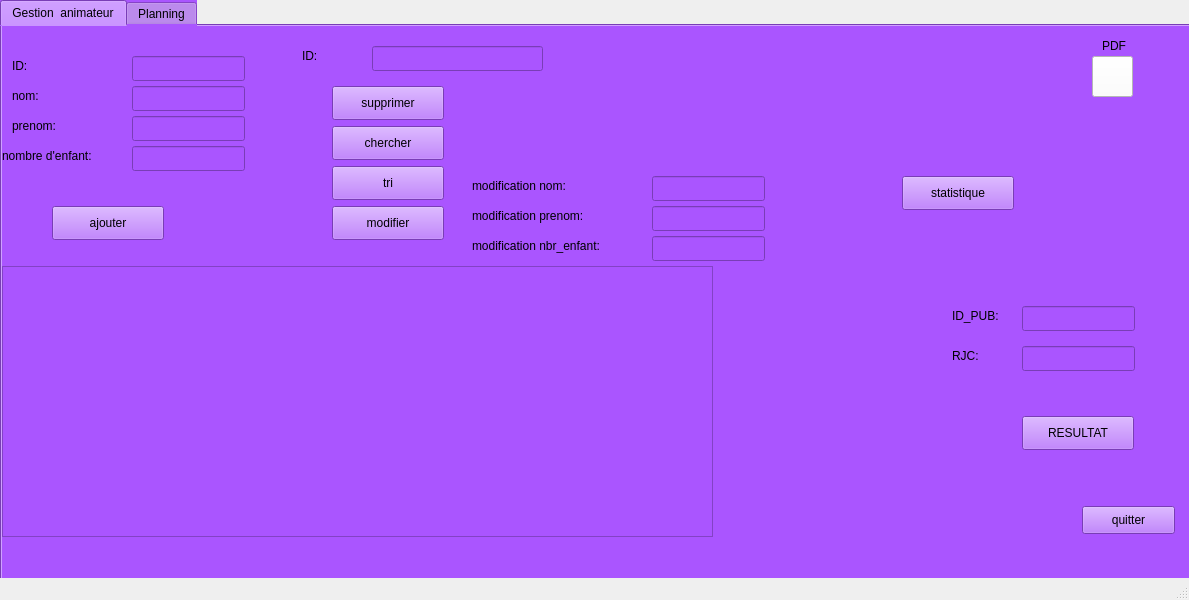
First picture: the form in gestionanimateur/gestion_animateur.ui, repository dina-boughanmi/projet-C-, before the edit.
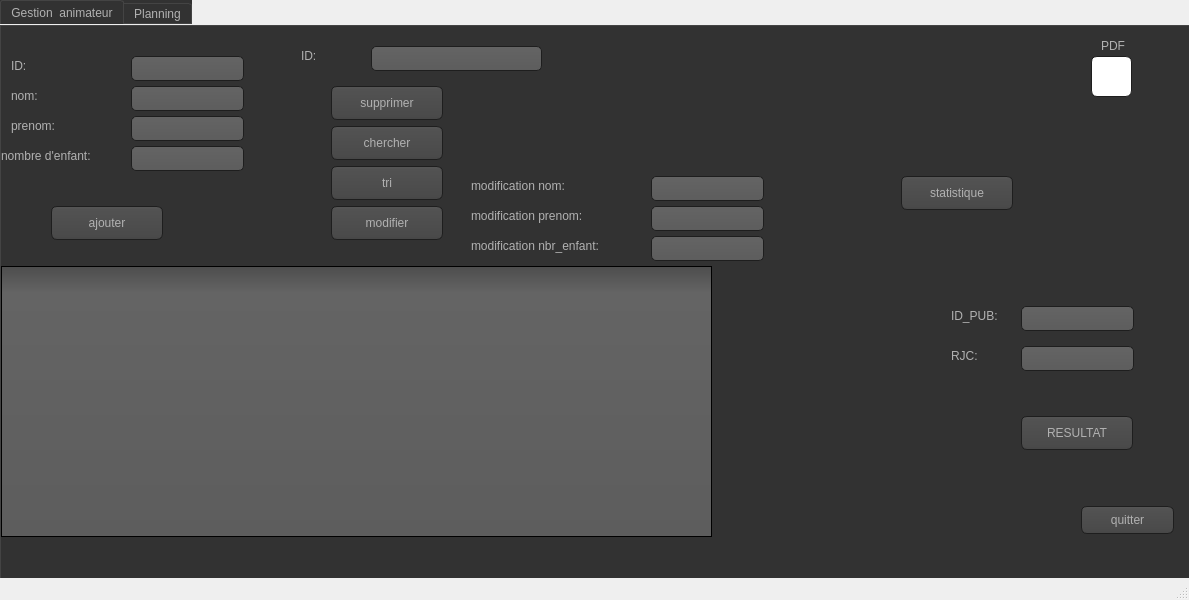
Second picture: the form after the edit. Icons and pictures are not drawn.

Patch:
```diff
--- a/gestionanimateur/gestion_animateur.ui
+++ b/gestionanimateur/gestion_animateur.ui
@@ -24,7 +24,472 @@
      </rect>
     </property>
     <property name="styleSheet">
-     <string notr="true">background-color: rgb(170, 85, 255);</string>
+     <string notr="true">QCheckBox::indicator:checked, QRadioButton::indicator:checked
+{
+    border: 1px solid #444;
+       background-color: #3995D7;
+}
+
+
+QToolTip
+{
+     border: 1px solid black;
+     background-color:#3995D7;
+     padding: 1px;
+     border-radius: 3px;
+     opacity: 100;
+}
+
+QWidget
+{
+    color: #b1b1b1;
+    background-color: #323232;
+}
+
+QWidget:item:hover
+{
+    background-color: QLinearGradient( x1: 0, y1: 0, x2: 0, y2: 1, stop: 0#3995D7, stop: 1 #ca0619);
+    color: #000000;
+}
+
+QWidget:item:selected
+{
+    background-color: QLinearGradient( x1: 0, y1: 0, x2: 0, y2: 1, stop: 0#3995D7, stop: 1 #d7801a);
+}
+
+QMenuBar::item
+{
+    background: transparent;
+}
+
+QMenuBar::item:selected
+{
+    background: transparent;
+    border: 1px solid#3995D7;
+}
+
+QMenuBar::item:pressed
+{
+    background: #444;
+    border: 1px solid #000;
+    background-color: QLinearGradient(
+        x1:0, y1:0,
+        x2:0, y2:1,
+        stop:1 #212121,
+        stop:0.4 #343434/*,
+        stop:0.2 #343434,
+        stop:0.1#3995D7*/
+    );
+    margin-bottom:-1px;
+    padding-bottom:1px;
+}
+
+QMenu
+{
+    border: 1px solid #000;
+}
+
+QMenu::item
+{
+    padding: 2px 20px 2px 20px;
+}
+
+QMenu::item:selected
+{
+    color: #000000;
+}
+
+QWidget:disabled
+{
+    color: #404040;
+    background-color: #323232;
+}
+
+QAbstractItemView
+{
+    background-color: QLinearGradient( x1: 0, y1: 0, x2: 0, y2: 1, stop: 0 #4d4d4d, stop: 0.1 #646464, stop: 1 #5d5d5d);
+}
+
+QWidget:focus
+{
+    /*border: 2px solid QLinearGradient( x1: 0, y1: 0, x2: 0, y2: 1, stop: 0#3995D7, stop: 1 #d7801a);*/
+}
+
+QLineEdit
+{
+    background-color: QLinearGradient( x1: 0, y1: 0, x2: 0, y2: 1, stop: 0 #4d4d4d, stop: 0 #646464, stop: 1 #5d5d5d);
+    padding: 1px;
+    border-style: solid;
+    border: 1px solid #1e1e1e;
+    border-radius: 5;
+}
+
+QPushButton
+{
+    color: #b1b1b1;
+    background-color: QLinearGradient( x1: 0, y1: 0, x2: 0, y2: 1, stop: 0 #565656, stop: 0.1 #525252, stop: 0.5 #4e4e4e, stop: 0.9 #4a4a4a, stop: 1 #464646);
+    border-width: 1px;
+    border-color: #1e1e1e;
+    border-style: solid;
+    border-radius: 6;
+    padding: 3px;
+    font-size: 12px;
+    padding-left: 5px;
+    padding-right: 5px;
+}
+
+QPushButton:pressed
+{
+    background-color: QLinearGradient( x1: 0, y1: 0, x2: 0, y2: 1, stop: 0 #2d2d2d, stop: 0.1 #2b2b2b, stop: 0.5 #292929, stop: 0.9 #282828, stop: 1 #252525);
+}
+
+QComboBox
+{
+    selection-background-color:#3995D7;
+    background-color: QLinearGradient( x1: 0, y1: 0, x2: 0, y2: 1, stop: 0 #565656, stop: 0.1 #525252, stop: 0.5 #4e4e4e, stop: 0.9 #4a4a4a, stop: 1 #464646);
+    border-style: solid;
+    border: 1px solid #1e1e1e;
+    border-radius: 5;
+}
+
+QComboBox:hover,QPushButton:hover
+{
+    border: 2px solid QLinearGradient( x1: 0, y1: 0, x2: 0, y2: 1, stop: 0#3995D7, stop: 1 #3995D7);
+}
+
+
+QComboBox:on
+{
+    padding-top: 3px;
+    padding-left: 4px;
+    background-color: QLinearGradient( x1: 0, y1: 0, x2: 0, y2: 1, stop: 0 #2d2d2d, stop: 0.1 #2b2b2b, stop: 0.5 #292929, stop: 0.9 #282828, stop: 1 #252525);
+    selection-background-color:#3995D7;
+}
+
+QComboBox QAbstractItemView
+{
+    border: 2px solid darkgray;
+    selection-background-color: QLinearGradient( x1: 0, y1: 0, x2: 0, y2: 1, stop: 0#3995D7, stop: 1 #d7801a);
+}
+
+QComboBox::drop-down
+{
+     subcontrol-origin: padding;
+     subcontrol-position: top right;
+     width: 15px;
+
+     border-left-width: 0px;
+     border-left-color: darkgray;
+     border-left-style: solid; /* just a single line */
+     border-top-right-radius: 3px; /* same radius as the QComboBox */
+     border-bottom-right-radius: 3px;
+ }
+
+QComboBox::down-arrow
+{
+     image: url(:/down_arrow.png);
+}
+
+QGroupBox:focus
+{
+border: 2px solid QLinearGradient( x1: 0, y1: 0, x2: 0, y2: 1, stop: 0#3995D7, stop: 1 #d7801a);
+}
+
+QTextEdit:focus
+{
+    border: 2px solid QLinearGradient( x1: 0, y1: 0, x2: 0, y2: 1, stop: 0#3995D7, stop: 1 #d7801a);
+}
+
+QScrollBar:horizontal {
+     border: 1px solid #222222;
+     background: QLinearGradient( x1: 0, y1: 0, x2: 0, y2: 1, stop: 0.0 #121212, stop: 0.2 #282828, stop: 1 #484848);
+     height: 7px;
+     margin: 0px 16px 0 16px;
+}
+
+QScrollBar::handle:horizontal
+{
+      background: QLinearGradient( x1: 0, y1: 0, x2: 1, y2: 0, stop: 0#3995D7, stop: 0.5 #d7801a, stop: 1#3995D7);
+      min-height: 20px;
+      border-radius: 2px;
+}
+
+QScrollBar::add-line:horizontal {
+      border: 1px solid #1b1b19;
+      border-radius: 2px;
+      background: QLinearGradient( x1: 0, y1: 0, x2: 1, y2: 0, stop: 0#3995D7, stop: 1 #d7801a);
+      width: 14px;
+      subcontrol-position: right;
+      subcontrol-origin: margin;
+}
+
+QScrollBar::sub-line:horizontal {
+      border: 1px solid #1b1b19;
+      border-radius: 2px;
+      background: QLinearGradient( x1: 0, y1: 0, x2: 1, y2: 0, stop: 0#3995D7, stop: 1 #d7801a);
+      width: 14px;
+     subcontrol-position: left;
+     subcontrol-origin: margin;
+}
+
+QScrollBar::right-arrow:horizontal, QScrollBar::left-arrow:horizontal
+{
+      border: 1px solid black;
+      width: 1px;
+      height: 1px;
+      background: white;
+}
+
+QScrollBar::add-page:horizontal, QScrollBar::sub-page:horizontal
+{
+      background: none;
+}
+
+QScrollBar:vertical
+{
+      background: QLinearGradient( x1: 0, y1: 0, x2: 1, y2: 0, stop: 0.0 #121212, stop: 0.2 #282828, stop: 1 #484848);
+      width: 7px;
+      margin: 16px 0 16px 0;
+      border: 1px solid #222222;
+}
+
+QScrollBar::handle:vertical
+{
+      background: QLinearGradient( x1: 0, y1: 0, x2: 0, y2: 1, stop: 0#3995D7, stop: 0.5 #d7801a, stop: 1#3995D7);
+      min-height: 20px;
+      border-radius: 2px;
+}
+
+QScrollBar::add-line:vertical
+{
+      border: 1px solid #1b1b19;
+      border-radius: 2px;
+      background: QLinearGradient( x1: 0, y1: 0, x2: 0, y2: 1, stop: 0#3995D7, stop: 1 #d7801a);
+      height: 14px;
+      subcontrol-position: bottom;
+      subcontrol-origin: margin;
+}
+
+QScrollBar::sub-line:vertical
+{
+      border: 1px solid #1b1b19;
+      border-radius: 2px;
+      background: QLinearGradient( x1: 0, y1: 0, x2: 0, y2: 1, stop: 0 #d7801a, stop: 1#3995D7);
+      height: 14px;
+      subcontrol-position: top;
+      subcontrol-origin: margin;
+}
+
+QScrollBar::up-arrow:vertical, QScrollBar::down-arrow:vertical
+{
+      border: 1px solid black;
+      width: 1px;
+      height: 1px;
+      background: white;
+}
+
+
+QScrollBar::add-page:vertical, QScrollBar::sub-page:vertical
+{
+      background: none;
+}
+
+QTextEdit
+{
+    background-color: #242424;
+}
+
+QPlainTextEdit
+{
+    background-color: #242424;
+}
+
+QHeaderView::section
+{
+    background-color: QLinearGradient(x1:0, y1:0, x2:0, y2:1, stop:0 #616161, stop: 0.5 #505050, stop: 0.6 #434343, stop:1 #656565);
+    color: white;
+    padding-left: 4px;
+    border: 1px solid #6c6c6c;
+}
+
+QCheckBox:disabled
+{
+color: #414141;
+}
+
+QDockWidget::title
+{
+    text-align: center;
+    spacing: 3px; /* spacing between items in the tool bar */
+    background-color: QLinearGradient(x1:0, y1:0, x2:0, y2:1, stop:0 #323232, stop: 0.5 #242424, stop:1 #323232);
+}
+
+QDockWidget::close-button, QDockWidget::float-button
+{
+    text-align: center;
+    spacing: 1px; /* spacing between items in the tool bar */
+    background-color: QLinearGradient(x1:0, y1:0, x2:0, y2:1, stop:0 #323232, stop: 0.5 #242424, stop:1 #323232);
+}
+
+QDockWidget::close-button:hover, QDockWidget::float-button:hover
+{
+    background: #242424;
+}
+
+QDockWidget::close-button:pressed, QDockWidget::float-button:pressed
+{
+    padding: 1px -1px -1px 1px;
+}
+
+QMainWindow::separator
+{
+    background-color: QLinearGradient(x1:0, y1:0, x2:0, y2:1, stop:0 #161616, stop: 0.5 #151515, stop: 0.6 #212121, stop:1 #343434);
+    color: white;
+    padding-left: 4px;
+    border: 1px solid #4c4c4c;
+    spacing: 3px; /* spacing between items in the tool bar */
+}
+
+QMainWindow::separator:hover
+{
+
+    background-color: QLinearGradient(x1:0, y1:0, x2:0, y2:1, stop:0 #d7801a, stop:0.5 #b56c17 stop:1#3995D7);
+    color: white;
+    padding-left: 4px;
+    border: 1px solid #6c6c6c;
+    spacing: 3px; /* spacing between items in the tool bar */
+}
+
+QToolBar::handle
+{
+     spacing: 3px; /* spacing between items in the tool bar */
+     background: url(:/images/handle.png);
+}
+
+QMenu::separator
+{
+    height: 2px;
+    background-color: QLinearGradient(x1:0, y1:0, x2:0, y2:1, stop:0 #161616, stop: 0.5 #151515, stop: 0.6 #212121, stop:1 #343434);
+    color: white;
+    padding-left: 4px;
+    margin-left: 10px;
+    margin-right: 5px;
+}
+
+QProgressBar
+{
+    border: 2px solid grey;
+    border-radius: 5px;
+    text-align: center;
+}
+
+QProgressBar::chunk
+{
+    background-color:#3995D7;
+    width: 2.15px;
+    margin: 0.5px;
+}
+
+QTabBar::tab {
+    color: #b1b1b1;
+    border: 1px solid #444;
+    border-bottom-style: none;
+    background-color: #323232;
+    padding-left: 10px;
+    padding-right: 10px;
+    padding-top: 3px;
+    padding-bottom: 2px;
+    margin-right: -1px;
+}
+
+QTabWidget::pane {
+    border: 1px solid #444;
+    top: 1px;
+}
+
+QTabBar::tab:last
+{
+    margin-right: 0; /* the last selected tab has nothing to overlap with on the right */
+    border-top-right-radius: 3px;
+}
+
+QTabBar::tab:first:!selected
+{
+ margin-left: 0px; /* the last selected tab has nothing to overlap with on the right */
+
+
+    border-top-left-radius: 3px;
+}
+
+QTabBar::tab:!selected
+{
+    color: #b1b1b1;
+    border-bottom-style: solid;
+    margin-top: 3px;
+    background-color: QLinearGradient(x1:0, y1:0, x2:0, y2:1, stop:1 #212121, stop:.4 #343434);
+}
+
+QTabBar::tab:selected
+{
+    border-top-left-radius: 3px;
+    border-top-right-radius: 3px;
+    margin-bottom: 0px;
+}
+
+QTabBar::tab:!selected:hover
+{
+    /*border-top: 2px solid#3995D7;
+    padding-bottom: 3px;*/
+    border-top-left-radius: 3px;
+    border-top-right-radius: 3px;
+    background-color: QLinearGradient(x1:0, y1:0, x2:0, y2:1, stop:1 #212121, stop:0.4 #343434, stop:0.2 #343434, stop:0.1#3995D7);
+}
+
+QRadioButton::indicator:checked, QRadioButton::indicator:unchecked{
+    color: #b1b1b1;
+    background-color: #323232;
+    border: 1px solid #b1b1b1;
+    border-radius: 6px;
+}
+
+QRadioButton::indicator:checked
+{
+    background-color: qradialgradient(
+        cx: 0.5, cy: 0.5,
+        fx: 0.5, fy: 0.5,
+        radius: 1.0,
+        stop: 0.25#3995D7,
+        stop: 0.3 #323232
+    );
+}
+
+QCheckBox::indicator{
+    color: #b1b1b1;
+    background-color: #323232;
+    border: 1px solid #b1b1b1;
+    width: 9px;
+    height: 9px;
+}
+
+QRadioButton::indicator
+{
+    border-radius: 6px;
+}
+
+QRadioButton::indicator:hover, QCheckBox::indicator:hover
+{
+    border: 1px solid#3995D7;
+}
+
+QCheckBox::indicator:checked
+{
+    image:url(:/images/checkbox.png);
+}
+
+QCheckBox::indicator:disabled, QRadioButton::indicator:disabled
+{
+    border: 1px solid #444;
+}</string>
     </property>
     <property name="currentIndex">
      <number>0</number>
@@ -82,8 +547,7 @@
        </rect>
       </property>
       <property name="styleSheet">
-       <string notr="true">
-background-color: rgb(170, 85, 255);</string>
+       <string notr="true"/>
       </property>
      </widget>
      <widget class="QLineEdit" name="lineEdit_prenom">
@@ -96,7 +560,7 @@
        </rect>
       </property>
       <property name="styleSheet">
-       <string notr="true">background-color: rgb(170, 85, 255);</string>
+       <string notr="true"/>
       </property>
      </widget>
      <widget class="QLineEdit" name="lineEdit_id">
@@ -109,7 +573,7 @@
        </rect>
       </property>
       <property name="styleSheet">
-       <string notr="true">background-color: rgb(170, 85, 255);</string>
+       <string notr="true"/>
       </property>
      </widget>
      <widget class="QPushButton" name="ajouter">
@@ -145,7 +609,7 @@
        </rect>
       </property>
       <property name="styleSheet">
-       <string notr="true">background-color: rgb(170, 85, 255);</string>
+       <string notr="true"/>
       </property>
      </widget>
      <widget class="QLabel" name="label_7">
@@ -249,8 +713,7 @@
        </rect>
       </property>
       <property name="styleSheet">
-       <string notr="true">
-background-color: rgb(170, 85, 255);</string>
+       <string notr="true"/>
       </property>
      </widget>
      <widget class="QLineEdit" name="prenom_m">
@@ -263,8 +726,7 @@
        </rect>
       </property>
       <property name="styleSheet">
-       <string notr="true">
-background-color: rgb(170, 85, 255);</string>
+       <string notr="true"/>
       </property>
      </widget>
      <widget class="QPushButton" name="pdf">
@@ -323,7 +785,7 @@
        </rect>
       </property>
       <property name="styleSheet">
-       <string notr="true">background-color: rgb(170, 85, 255);</string>
+       <string notr="true"/>
       </property>
      </widget>
      <widget class="QLabel" name="label_9">
@@ -349,8 +811,7 @@
        </rect>
       </property>
       <property name="styleSheet">
-       <string notr="true">
-background-color: rgb(170, 85, 255);</string>
+       <string notr="true"/>
       </property>
      </widget>
      <widget class="QPushButton" name="statistique">
@@ -389,8 +850,7 @@
        </rect>
       </property>
       <property name="styleSheet">
-       <string notr="true">
-background-color: rgb(170, 85, 255);</string>
+       <string notr="true"/>
       </property>
      </widget>
      <widget class="QPushButton" name="RJC1">
```
